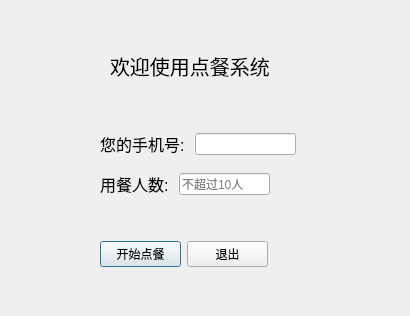
Qt form login.ui (L1B0/resturant) before a commit.
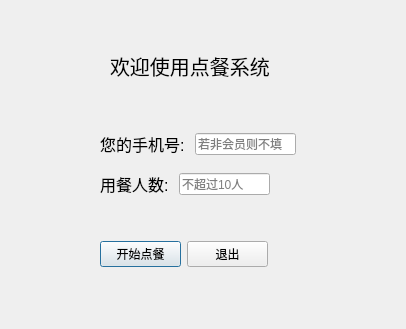
The same form after that commit.

The edit to the form file:
```diff
--- a/login.ui
+++ b/login.ui
@@ -6,8 +6,8 @@
    <rect>
     <x>0</x>
     <y>0</y>
-    <width>410</width>
-    <height>316</height>
+    <width>406</width>
+    <height>329</height>
    </rect>
   </property>
   <property name="windowTitle">
@@ -84,6 +84,9 @@
       <property name="maxLength">
        <number>11</number>
       </property>
+      <property name="placeholderText">
+       <string>若非会员则不填</string>
+      </property>
      </widget>
     </item>
    </layout>
```
